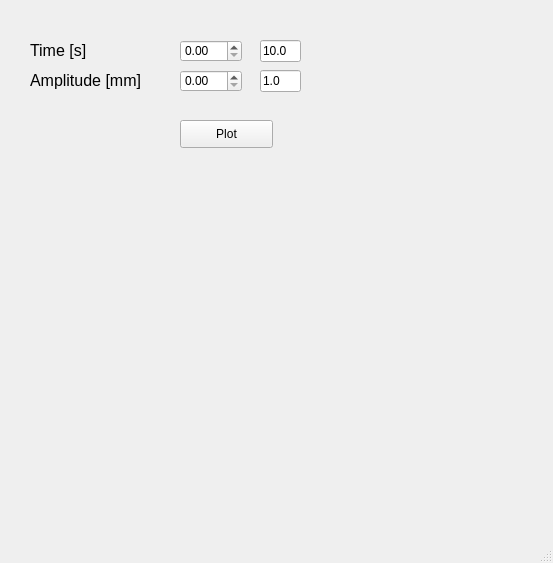
Old version of the form mainwindow.ui in the repository ArkadiuszLasek/Signal_generator.
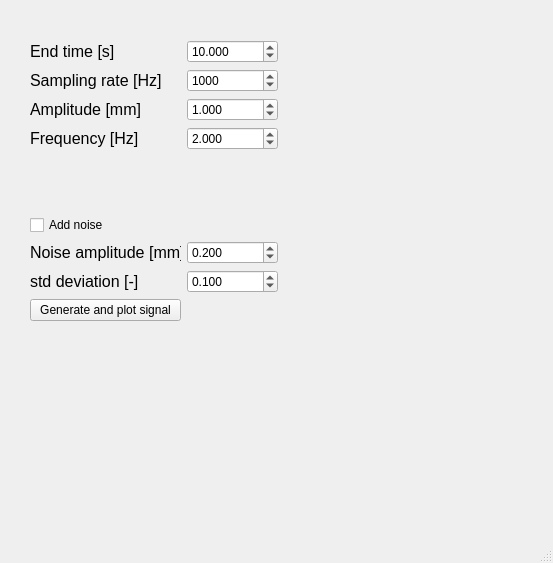
New version of the form.

What changed in the file:
```diff
--- a/mainwindow.ui
+++ b/mainwindow.ui
@@ -14,100 +14,218 @@
    <string>MainWindow</string>
   </property>
   <widget class="QWidget" name="centralwidget">
-   <widget class="QPushButton" name="pushButton_plot">
+   <widget class="QWidget" name="">
     <property name="geometry">
      <rect>
-      <x>180</x>
-      <y>120</y>
-      <width>93</width>
-      <height>28</height>
-     </rect>
-    </property>
-    <property name="text">
-     <string>Plot</string>
-    </property>
-   </widget>
-   <widget class="QLineEdit" name="lineEdit_time">
-    <property name="geometry">
-     <rect>
-      <x>260</x>
-      <y>40</y>
-      <width>41</width>
-      <height>22</height>
-     </rect>
-    </property>
-    <property name="text">
-     <string>10.0</string>
-    </property>
-   </widget>
-   <widget class="QLabel" name="label_time">
-    <property name="geometry">
-     <rect>
       <x>30</x>
       <y>40</y>
-      <width>121</width>
-      <height>21</height>
+      <width>248</width>
+      <height>281</height>
      </rect>
     </property>
-    <property name="font">
-     <font>
-      <pointsize>12</pointsize>
-     </font>
-    </property>
-    <property name="text">
-     <string>Time [s]</string>
-    </property>
-   </widget>
-   <widget class="QDoubleSpinBox" name="doubleSpinBox_time">
-    <property name="geometry">
-     <rect>
-      <x>180</x>
-      <y>40</y>
-      <width>62</width>
-      <height>22</height>
-     </rect>
-    </property>
-   </widget>
-   <widget class="QLineEdit" name="lineEdit_amp">
-    <property name="geometry">
-     <rect>
-      <x>260</x>
-      <y>70</y>
-      <width>41</width>
-      <height>22</height>
-     </rect>
-    </property>
-    <property name="text">
-     <string>1.0</string>
-    </property>
-   </widget>
-   <widget class="QLabel" name="label_amp">
-    <property name="geometry">
-     <rect>
-      <x>30</x>
-      <y>70</y>
-      <width>121</width>
-      <height>21</height>
-     </rect>
-    </property>
-    <property name="font">
-     <font>
-      <pointsize>12</pointsize>
-     </font>
-    </property>
-    <property name="text">
-     <string>Amplitude [mm]</string>
-    </property>
-   </widget>
-   <widget class="QDoubleSpinBox" name="doubleSpinBox_amp">
-    <property name="geometry">
-     <rect>
-      <x>180</x>
-      <y>70</y>
-      <width>62</width>
-      <height>22</height>
-     </rect>
-    </property>
+    <layout class="QGridLayout" name="gridLayout">
+     <item row="0" column="0">
+      <widget class="QLabel" name="label_time">
+       <property name="font">
+        <font>
+         <pointsize>12</pointsize>
+        </font>
+       </property>
+       <property name="text">
+        <string>End time [s]</string>
+       </property>
+      </widget>
+     </item>
+     <item row="2" column="0">
+      <widget class="QLabel" name="label_amp">
+       <property name="font">
+        <font>
+         <pointsize>12</pointsize>
+        </font>
+       </property>
+       <property name="text">
+        <string>Amplitude [mm]</string>
+       </property>
+      </widget>
+     </item>
+     <item row="1" column="1">
+      <widget class="QSpinBox" name="spinBox_sampling_rate">
+       <property name="minimum">
+        <number>1</number>
+       </property>
+       <property name="maximum">
+        <number>1000000</number>
+       </property>
+       <property name="value">
+        <number>1000</number>
+       </property>
+      </widget>
+     </item>
+     <item row="3" column="1">
+      <widget class="QDoubleSpinBox" name="doubleSpinBox_freq">
+       <property name="decimals">
+        <number>3</number>
+       </property>
+       <property name="minimum">
+        <double>0.001000000000000</double>
+       </property>
+       <property name="maximum">
+        <double>1000000.000000000000000</double>
+       </property>
+       <property name="singleStep">
+        <double>0.100000000000000</double>
+       </property>
+       <property name="value">
+        <double>2.000000000000000</double>
+       </property>
+      </widget>
+     </item>
+     <item row="0" column="1">
+      <widget class="QDoubleSpinBox" name="doubleSpinBox_end_time">
+       <property name="decimals">
+        <number>3</number>
+       </property>
+       <property name="minimum">
+        <double>0.001000000000000</double>
+       </property>
+       <property name="maximum">
+        <double>1000000.000000000000000</double>
+       </property>
+       <property name="value">
+        <double>10.000000000000000</double>
+       </property>
+      </widget>
+     </item>
+     <item row="2" column="1">
+      <widget class="QDoubleSpinBox" name="doubleSpinBox_amp">
+       <property name="decimals">
+        <number>3</number>
+       </property>
+       <property name="minimum">
+        <double>0.001000000000000</double>
+       </property>
+       <property name="maximum">
+        <double>1000000.000000000000000</double>
+       </property>
+       <property name="value">
+        <double>1.000000000000000</double>
+       </property>
+      </widget>
+     </item>
+     <item row="1" column="0">
+      <widget class="QLabel" name="label_sampling_rate">
+       <property name="font">
+        <font>
+         <pointsize>12</pointsize>
+        </font>
+       </property>
+       <property name="text">
+        <string>Sampling rate [Hz]</string>
+       </property>
+      </widget>
+     </item>
+     <item row="3" column="0">
+      <widget class="QLabel" name="label_freq">
+       <property name="font">
+        <font>
+         <pointsize>12</pointsize>
+        </font>
+       </property>
+       <property name="text">
+        <string>Frequency [Hz]</string>
+       </property>
+      </widget>
+     </item>
+     <item row="8" column="0">
+      <widget class="QPushButton" name="pushButton_plot_signal">
+       <property name="text">
+        <string>Generate and plot signal</string>
+       </property>
+      </widget>
+     </item>
+     <item row="4" column="0">
+      <spacer name="verticalSpacer">
+       <property name="orientation">
+        <enum>Qt::Vertical</enum>
+       </property>
+       <property name="sizeHint" stdset="0">
+        <size>
+         <width>20</width>
+         <height>40</height>
+        </size>
+       </property>
+      </spacer>
+     </item>
+     <item row="6" column="0">
+      <widget class="QLabel" name="label_noise_amp">
+       <property name="font">
+        <font>
+         <pointsize>12</pointsize>
+        </font>
+       </property>
+       <property name="text">
+        <string>Noise amplitude [mm]</string>
+       </property>
+      </widget>
+     </item>
+     <item row="5" column="0">
+      <widget class="QCheckBox" name="checkBox_add_noise">
+       <property name="text">
+        <string>Add noise</string>
+       </property>
+       <property name="checked">
+        <bool>false</bool>
+       </property>
+       <property name="tristate">
+        <bool>false</bool>
+       </property>
+      </widget>
+     </item>
+     <item row="7" column="0">
+      <widget class="QLabel" name="label_noise_deviation">
+       <property name="font">
+        <font>
+         <pointsize>12</pointsize>
+        </font>
+       </property>
+       <property name="text">
+        <string>std deviation [-]</string>
+       </property>
+      </widget>
+     </item>
+     <item row="6" column="1">
+      <widget class="QDoubleSpinBox" name="doubleSpinBox_noise_amp">
+       <property name="decimals">
+        <number>3</number>
+       </property>
+       <property name="minimum">
+        <double>0.001000000000000</double>
+       </property>
+       <property name="maximum">
+        <double>1000000.000000000000000</double>
+       </property>
+       <property name="value">
+        <double>0.200000000000000</double>
+       </property>
+      </widget>
+     </item>
+     <item row="7" column="1">
+      <widget class="QDoubleSpinBox" name="doubleSpinBox_noise_deviation">
+       <property name="decimals">
+        <number>3</number>
+       </property>
+       <property name="minimum">
+        <double>0.001000000000000</double>
+       </property>
+       <property name="maximum">
+        <double>1000000.000000000000000</double>
+       </property>
+       <property name="value">
+        <double>0.100000000000000</double>
+       </property>
+      </widget>
+     </item>
+    </layout>
    </widget>
   </widget>
   <widget class="QMenuBar" name="menubar">
```
Left out of the diff: 2 changed lines with no effect on the pictures.
